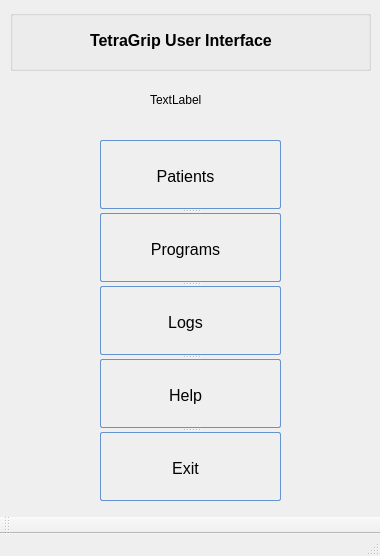
The window that POML060_v1/stageonemain.ui (viniltc/POML060) describes before a commit, drawn with Qt 5.
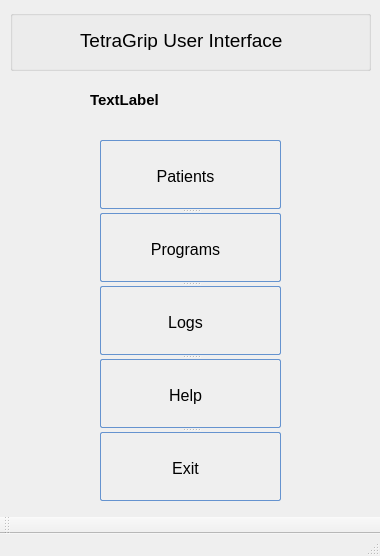
The same window after the commit. Custom widgets are drawn as their Qt base class.

What changed in the file:
```diff
--- a/POML060_v1/stageonemain.ui
+++ b/POML060_v1/stageonemain.ui
@@ -54,18 +54,18 @@
     <widget class="QLabel" name="label_2">
      <property name="geometry">
       <rect>
-       <x>80</x>
+       <x>70</x>
        <y>20</y>
-       <width>201</width>
+       <width>211</width>
        <height>20</height>
       </rect>
      </property>
      <property name="font">
       <font>
        <family>Arial</family>
-       <pointsize>12</pointsize>
-       <weight>75</weight>
-       <bold>true</bold>
+       <pointsize>14</pointsize>
+       <weight>50</weight>
+       <bold>false</bold>
       </font>
      </property>
      <property name="text">
@@ -338,12 +338,19 @@
    <widget class="QLabel" name="label_pid">
     <property name="geometry">
      <rect>
-      <x>150</x>
+      <x>90</x>
       <y>90</y>
       <width>181</width>
       <height>20</height>
      </rect>
     </property>
+    <property name="font">
+     <font>
+      <pointsize>11</pointsize>
+      <weight>75</weight>
+      <bold>true</bold>
+     </font>
+    </property>
     <property name="text">
      <string>TextLabel</string>
     </property>
```
